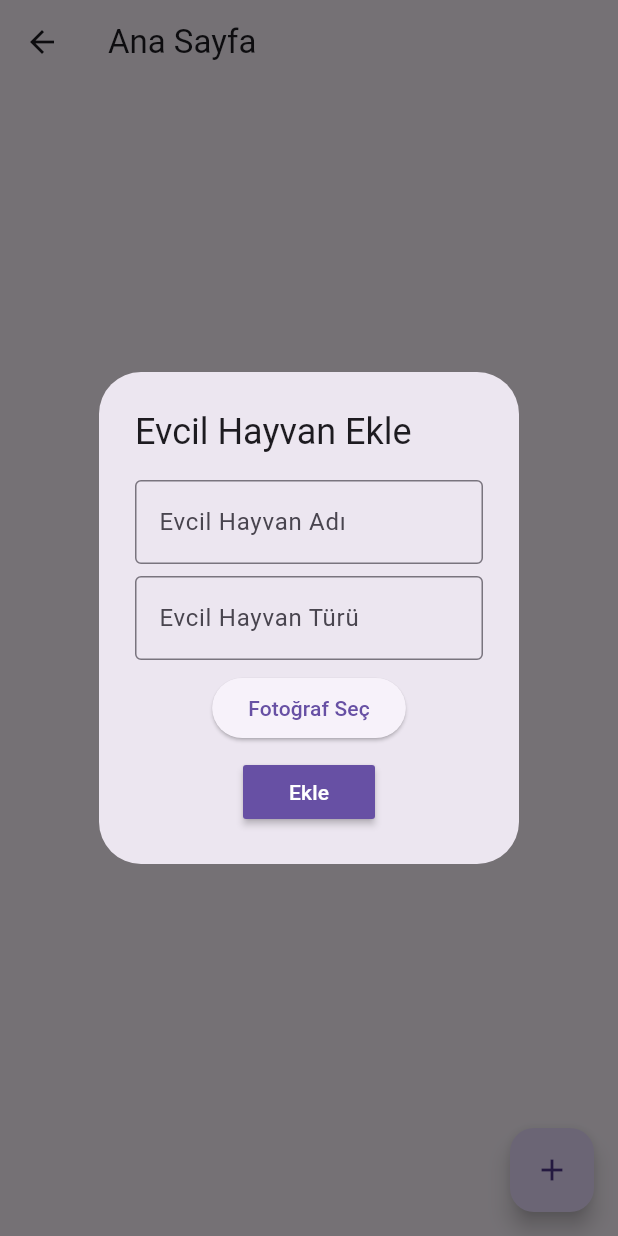
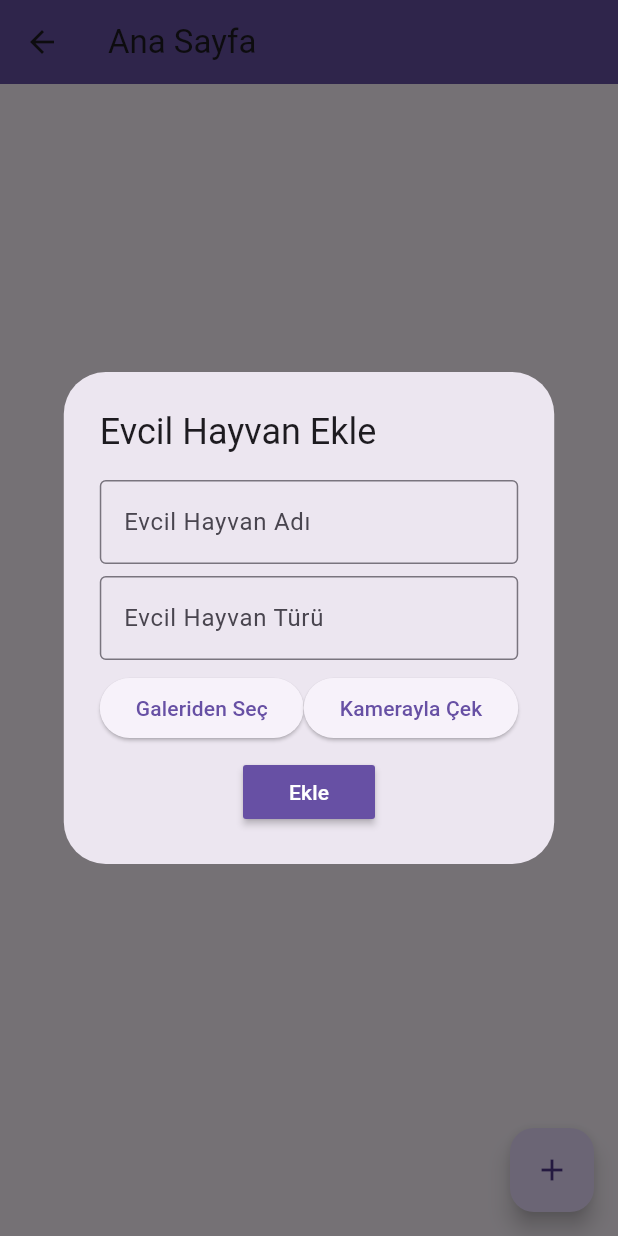
Before and after one commit to ErenTzz/pet_tracking_app, a Flutter app: the HomeScreen screen opened by its route, after a tap on the "add" icon, on a phone screen of 412 x 824 dp. Run offline on Flutter 3.47's test engine with Material 3 defaults, Android fonts, the light colour scheme and no system bars; our stand-ins replace image_picker, sqflite; accounts and stored records are empty.

Commit message:
kamera ile fotoğraf ekleme

```diff
--- a/lib/screens/home_screen.dart
+++ b/lib/screens/home_screen.dart
@@ -18,8 +18,8 @@ class _HomeScreenState extends State<HomeScreen> {
   String? _type;
   String? _photoPath;
 
-  Future<void> _pickImage() async {
-    final pickedFile = await _picker.pickImage(source: ImageSource.gallery);
+  Future<void> _pickImage(ImageSource source) async {
+    final pickedFile = await _picker.pickImage(source: source);
     if (pickedFile != null) {
       setState(() {
         _photoPath = pickedFile.path;
@@ -32,7 +32,10 @@ class _HomeScreenState extends State<HomeScreen> {
     return Scaffold(
       floatingActionButton: _addTaskButton(),
       body: _tasksList(),
-      appBar: AppBar(title: const Text('Ana Sayfa')),
+      appBar: AppBar(
+        title: const Text('Ana Sayfa'),
+        backgroundColor: Theme.of(context).primaryColor,
+      ),
     );
   }
 
@@ -70,15 +73,24 @@ class _HomeScreenState extends State<HomeScreen> {
                   ),
                 ),
                 const SizedBox(height: 8),
-                ElevatedButton(
-                  onPressed: _pickImage,
-                  child: const Text('Fotoğraf Seç'),
+                Row(
+                  mainAxisAlignment: MainAxisAlignment.spaceEvenly,
+                  children: [
+                    ElevatedButton(
+                      onPressed: () => _pickImage(ImageSource.gallery),
+                      child: const Text('Galeriden Seç'),
+                    ),
+                    ElevatedButton(
+                      onPressed: () => _pickImage(ImageSource.camera),
+                      child: const Text('Kamerayla Çek'),
+                    ),
+                  ],
                 ),
                 if (_photoPath != null)
                   Image.file(File(_photoPath!), height: 100),
                 const SizedBox(height: 8),
                 MaterialButton(
-                  color: Theme.of(context).colorScheme.primary,
+                  color: Theme.of(context).primaryColor,
                   onPressed: () {
                     if (_name == null ||
                         _name!.isEmpty ||
```
